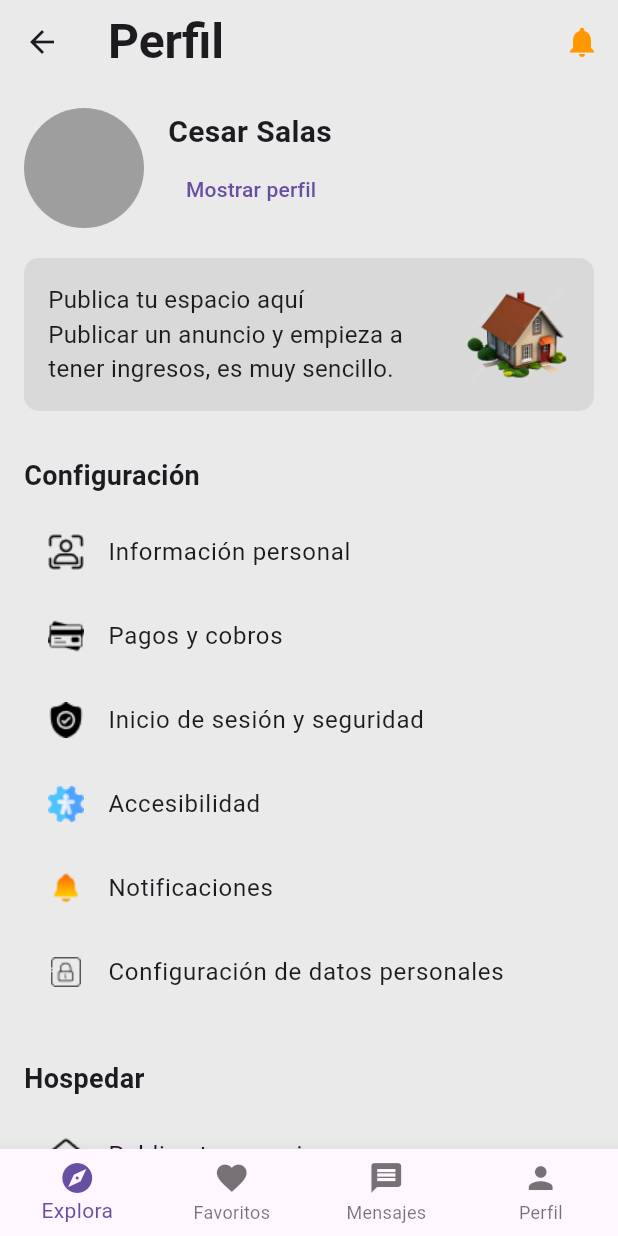
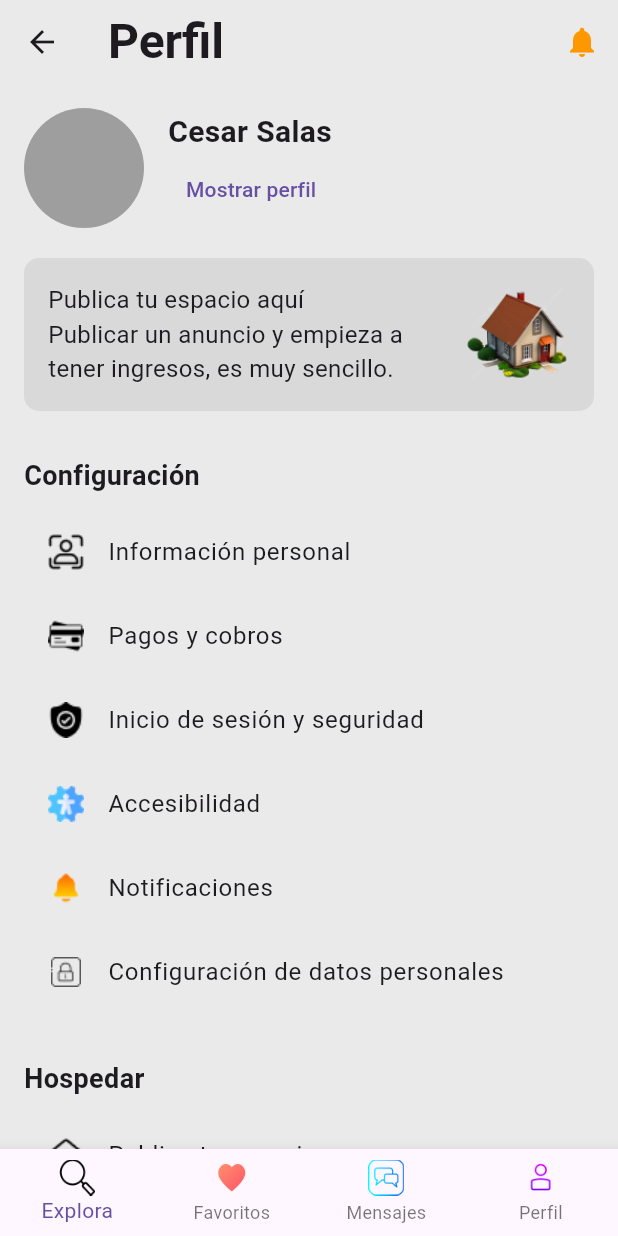
Before and after one commit to Aplicaciones-Moviles-WV61-Grupo4/NestHubApp, a Flutter app: the UserProfileScreen screen opened directly, on a phone screen of 412 x 824 dp. Run offline on Flutter 3.47's test engine with Material 3 defaults, Android fonts, the phone set to English and light mode, and no system bars; our stand-ins replace google_maps_flutter.

Commit message:
feat: updated icons

```diff
--- a/lib/property_display_screen.dart
+++ b/lib/property_display_screen.dart
@@ -122,14 +122,9 @@ class _PropertyDisplayScreenState extends State<PropertyDisplayScreen> {
                         onPressed: () {
                           // Handle reservation
                         },
-<<<<<<< HEAD
-                        child: const Text('Reservar'),
                         style: ElevatedButton.styleFrom(
                             backgroundColor: Colors.teal),
-=======
-                        style: ElevatedButton.styleFrom(backgroundColor: Colors.teal),
                         child: const Text('Reservar'),
->>>>>>> 6eaeda51b6a1984431d0bf8c7c752d45adb592f2
                       ),
                     ],
                   ),
--- a/lib/user_profile_screen.dart
+++ b/lib/user_profile_screen.dart
@@ -171,19 +171,35 @@ class UserProfileScreen extends StatelessWidget {
           type: BottomNavigationBarType.fixed,
           items: const [
             BottomNavigationBarItem(
-              icon: Icon(Icons.explore),
+              icon: Image(
+                image: AssetImage('assets/profile_icons/explora.png'),
+                width: 24,
+                height: 24,
+              ),
               label: 'Explora',
             ),
             BottomNavigationBarItem(
-              icon: Icon(Icons.favorite),
+              icon: Image(
+                image: AssetImage('assets/profile_icons/favoritos.png'),
+                width: 24,
+                height: 24,
+              ),
               label: 'Favoritos',
             ),
             BottomNavigationBarItem(
-              icon: Icon(Icons.message),
+              icon: Image(
+                image: AssetImage('assets/profile_icons/mensajes.png'),
+                width: 24,
+                height: 24,
+              ),
               label: 'Mensajes',
             ),
             BottomNavigationBarItem(
-              icon: Icon(Icons.person),
+              icon: Image(
+                image: AssetImage('assets/profile_icons/profile.png'),
+                width: 24,
+                height: 24,
+              ),
               label: 'Perfil',
             ),
           ],
--- a/pubspec.yaml
+++ b/pubspec.yaml
@@ -45,3 +45,7 @@ flutter:
     - assets/profile_icons/problemas_seguridad.png
     - assets/profile_icons/publica_estado.png
     - assets/profile_icons/seguridad.png
+    - assets/profile_icons/explora.png
+    - assets/profile_icons/favoritos.png
+    - assets/profile_icons/mensajes.png
+    - assets/profile_icons/profile.png
```
Also changed, not shown: assets/profile_icons/explora.png (added), assets/profile_icons/favoritos.png (added), assets/profile_icons/mensajes.png (added), assets/profile_icons/profile.png (added).
